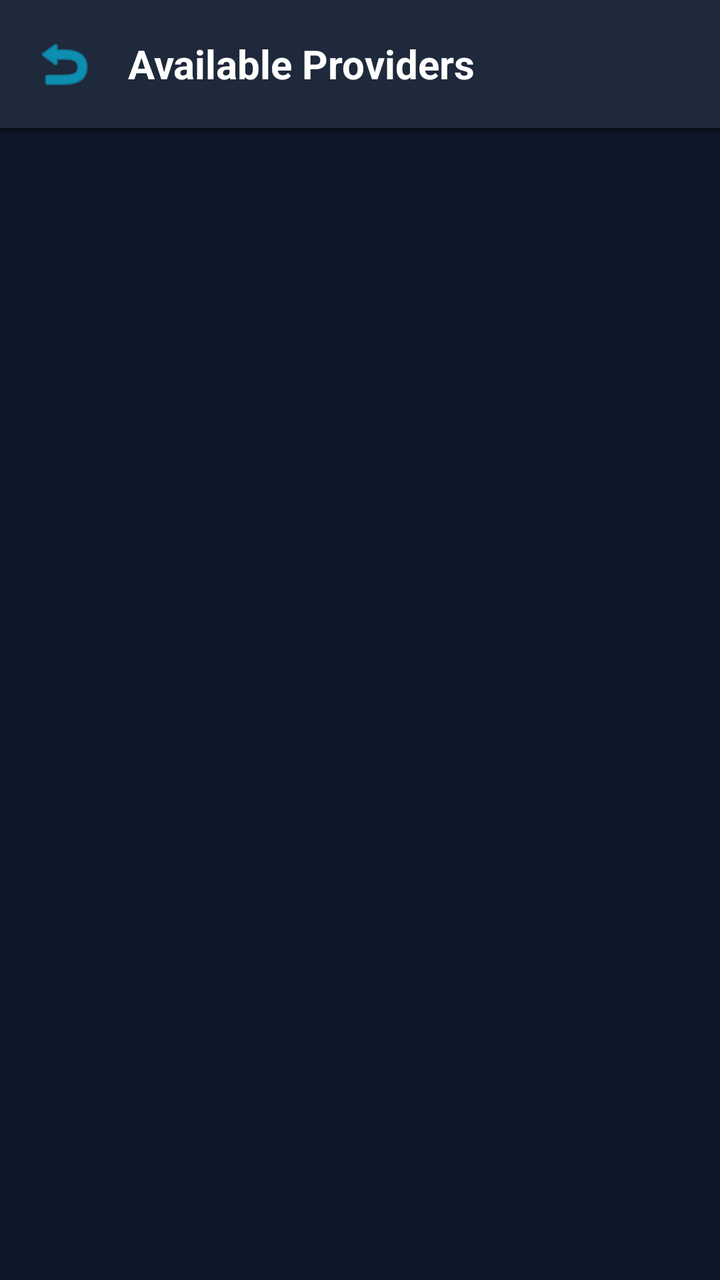
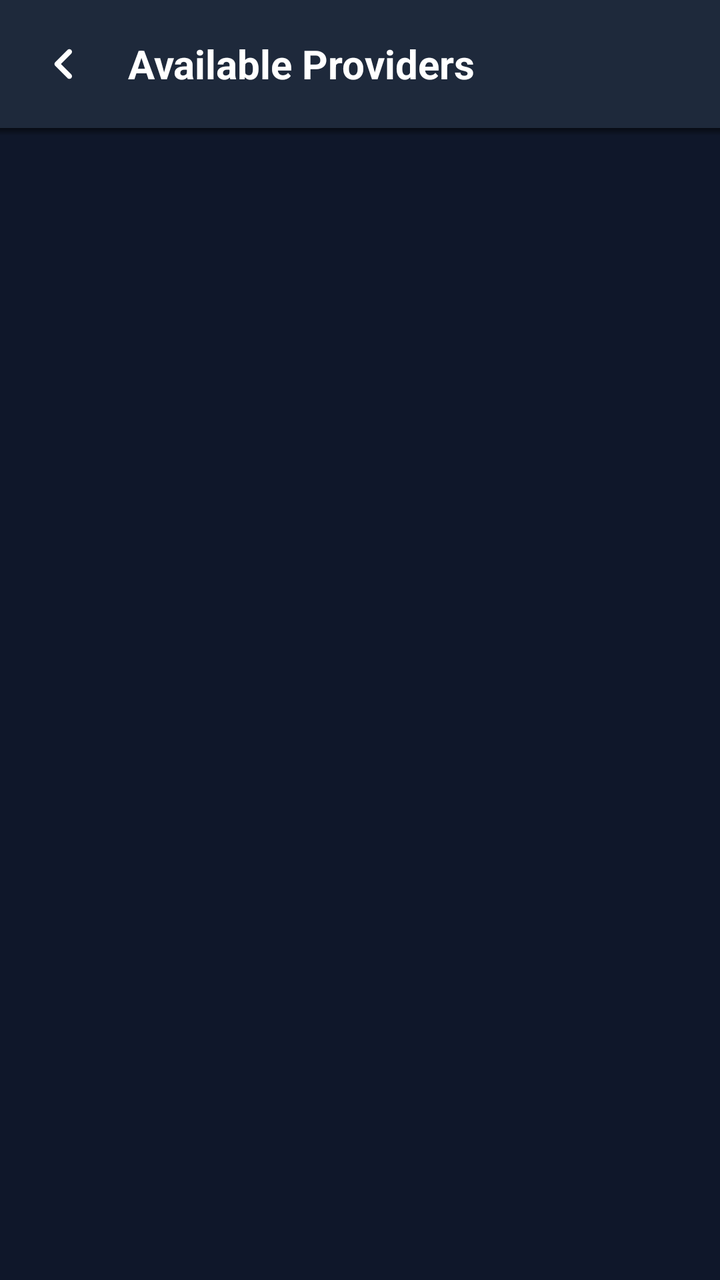

Screens rendered from an Android XML layout before and after an edit, with the pre-edit source and the edit as a unified diff.
<!-- AndroidManifest.xml: application theme Theme.LocalProAndroid -->
<!-- res/layout/activity_provider_list.xml -->
<?xml version="1.0" encoding="utf-8"?>
<androidx.constraintlayout.widget.ConstraintLayout
    xmlns:android="http://schemas.android.com/apk/res/android"
    xmlns:app="http://schemas.android.com/apk/res-auto"
    android:layout_width="match_parent"
    android:layout_height="match_parent"
    android:background="#0F172A">

    
    <LinearLayout
        android:id="@+id/topBar"
        android:layout_width="match_parent"
        android:layout_height="wrap_content"
        android:background="#1E293B"
        android:orientation="horizontal"
        android:padding="16dp"
        android:gravity="center_vertical"
        app:layout_constraintTop_toTopOf="parent">

        <ImageView
            android:id="@+id/btnBack"
            android:layout_width="32dp"
            android:layout_height="32dp"
            android:src="@android:drawable/ic_menu_revert"
            app:tint="#00D2FF"
            android:background="?attr/selectableItemBackgroundBorderless"
            android:clickable="true"
            android:focusable="true"/>

        <TextView
            android:id="@+id/tvCategoryTitle"
            android:layout_width="wrap_content"
            android:layout_height="wrap_content"
            android:layout_marginStart="16dp"
            android:text="Available Providers"
            android:textColor="#FFFFFF"
            android:textSize="20sp"
            android:textStyle="bold" />
    </LinearLayout>

    
    <View
        android:id="@+id/shadow"
        android:layout_width="match_parent"
        android:layout_height="4dp"
        android:background="@drawable/gradient_top_shadow"
        app:layout_constraintTop_toBottomOf="@id/topBar" />

    
    <androidx.recyclerview.widget.RecyclerView
        android:id="@+id/rvProviders"
        android:layout_width="0dp"
        android:layout_height="0dp"
        android:paddingTop="12dp"
        android:paddingBottom="24dp"
        android:clipToPadding="false"
        app:layout_constraintBottom_toBottomOf="parent"
        app:layout_constraintEnd_toEndOf="parent"
        app:layout_constraintStart_toStartOf="parent"
        app:layout_constraintTop_toBottomOf="@id/shadow" />

    
    <LinearLayout
        android:id="@+id/layoutEmptyState"
        android:layout_width="wrap_content"
        android:layout_height="wrap_content"
        android:orientation="vertical"
        android:gravity="center"
        android:visibility="gone"
        app:layout_constraintTop_toTopOf="parent"
        app:layout_constraintBottom_toBottomOf="parent"
        app:layout_constraintStart_toStartOf="parent"
        app:layout_constraintEnd_toEndOf="parent">
        
        <TextView
            android:layout_width="wrap_content"
            android:layout_height="wrap_content"
            android:text="No providers available"
            android:textColor="#94A3B8"
            android:textSize="18sp"
            android:layout_marginTop="16dp"/>
    </LinearLayout>

</androidx.constraintlayout.widget.ConstraintLayout>
<!-- resources referenced by this layout -->
<resources>
  <!-- drawable gradient_top_shadow (drawable) -->
  <?xml version="1.0" encoding="utf-8"?>
  <shape xmlns:android="http://schemas.android.com/apk/res/android">
      <gradient
          android:angle="270"
          android:endColor="#00000000"
          android:startColor="#88000000" />
  </shape>
  <style name="Theme.LocalProAndroid" parent="Base.Theme.LocalProAndroid" />
  <style name="Base.Theme.LocalProAndroid" parent="Theme.Material3.DayNight.NoActionBar">
          <item name="colorPrimary">#0EA5E9</item>
          <item name="colorPrimaryVariant">#6366F1</item>
          <item name="colorSecondary">#10B981</item>
          <item name="android:windowBackground">@color/lp_bg_deep</item>
      </style>
  <color name="lp_bg_deep">#0D1B2A</color>
</resources>

<!-- the commit's change to res/layout/activity_provider_list.xml (unified diff, before → after) -->
@@ -21,8 +21,8 @@
             android:id="@+id/btnBack"
             android:layout_width="32dp"
             android:layout_height="32dp"
-            android:src="@android:drawable/ic_menu_revert"
-            app:tint="#00D2FF"
+            android:src="@drawable/ic_chevron_left"
+            app:tint="#FFFFFF"
             android:background="?attr/selectableItemBackgroundBorderless"
             android:clickable="true"
             android:focusable="true"/>
<!-- resource entries referenced after the edit -->
@@ -8,6 +8,16 @@
           android:endColor="#00000000"
           android:startColor="#88000000" />
   </shape>
+  <!-- drawable ic_chevron_left (drawable) -->
+  <vector xmlns:android="http://schemas.android.com/apk/res/android"
+      android:width="24dp"
+      android:height="24dp"
+      android:viewportWidth="24"
+      android:viewportHeight="24">
+    <path
+        android:fillColor="#FFFFFF"
+        android:pathData="M14.71,6.71c-0.39,-0.39 -1.02,-0.39 -1.41,0L8.71,11.3c-0.39,0.39 -0.39,1.02 0,1.41l4.59,4.59c0.39,0.39 1.02,0.39 1.41,0c0.39,-0.39 0.39,-1.02 0,-1.41L10.83,12l3.88,-3.88C15.1,7.73 15.1,7.1 14.71,6.71z"/>
+  </vector>
   <style name="Theme.LocalProAndroid" parent="Base.Theme.LocalProAndroid" />
   <style name="Base.Theme.LocalProAndroid" parent="Theme.Material3.DayNight.NoActionBar">
           <item name="colorPrimary">#0EA5E9</item>
